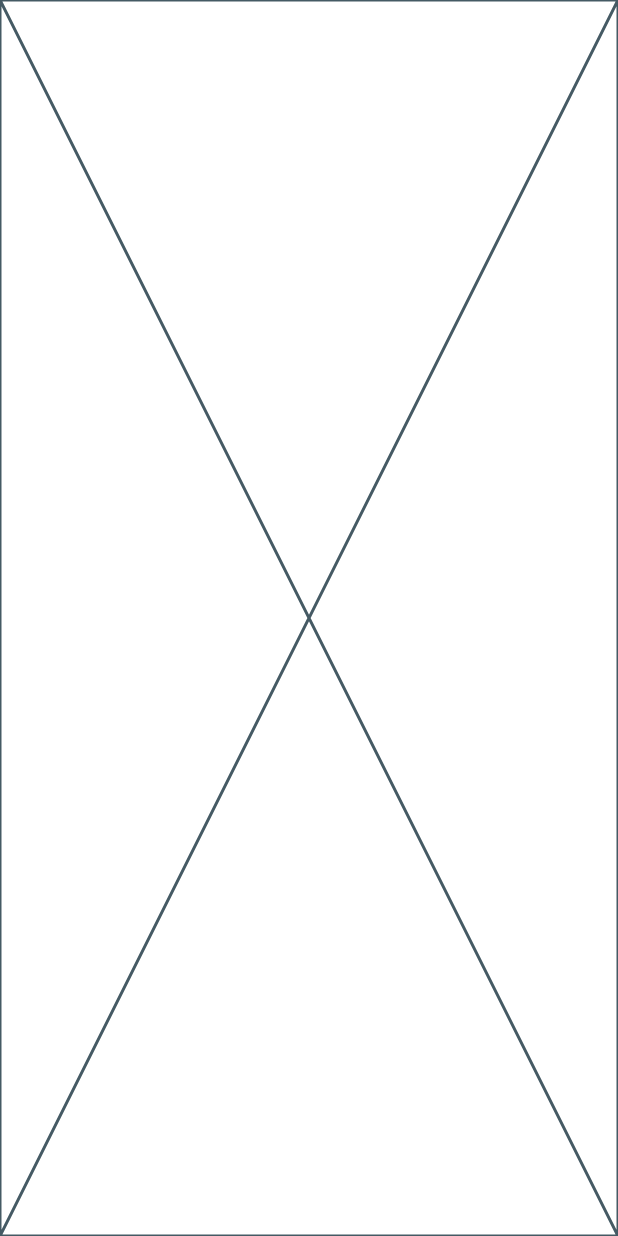
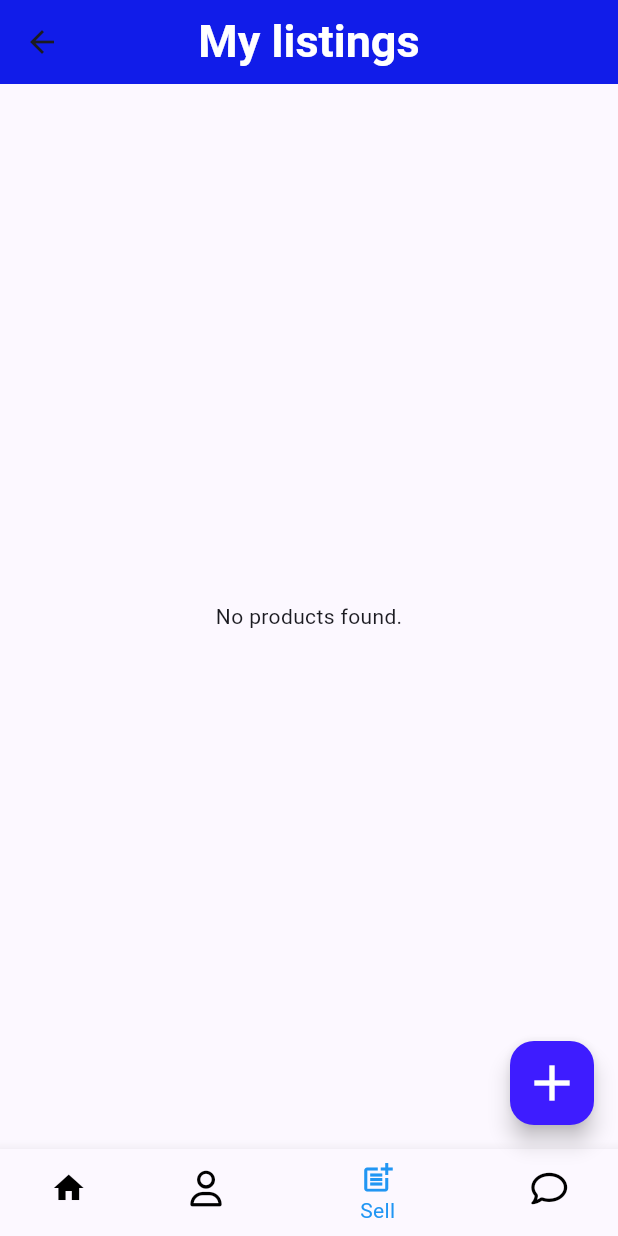
Before and after one commit to Aswindev2023/tradeLoop, a Flutter app: the ProfilePage screen opened directly, item 3 of the bottom bar chosen, on a phone screen of 412 x 824 dp. Run offline on Flutter 3.47's test engine with Material 3 defaults, Android fonts, the phone set to English and light mode, and no system bars; our stand-ins replace bloc, cloud_firestore, equatable, firebase_auth, firebase_core, firebase_storage and 4 more; accounts and stored records are empty; network calls fail.

Commit message:
view listing page implemented

```diff
--- a/lib/main.dart
+++ b/lib/main.dart
@@ -3,6 +3,7 @@ import 'package:flutter/material.dart';
 import 'package:flutter_bloc/flutter_bloc.dart';
 import 'package:trade_loop/presentation/authentication/widgets/auth_state_handler.dart';
 import 'package:trade_loop/presentation/bloc/auth_bloc/auth_bloc_bloc.dart';
+import 'package:trade_loop/presentation/bloc/product_bloc/product_bloc.dart';
 import 'package:trade_loop/presentation/bloc/profile_bloc/profile_bloc.dart';
 import 'package:trade_loop/presentation/navigation/bottom_naviagation_widget.dart';
 import 'package:trade_loop/repositories/auth_services.dart';
@@ -26,6 +27,9 @@ class MyApp extends StatelessWidget {
         ),
         BlocProvider<ProfileBloc>(
           create: (context) => ProfileBloc(),
+        ),
+        BlocProvider<ProductBloc>(
+          create: (context) => ProductBloc(),
         )
       ],
       child: MaterialApp(
--- /dev/null
+++ b/lib/presentation/bloc/product_bloc/product_bloc.dart
@@ -0,0 +1,34 @@
+import 'package:bloc/bloc.dart';
+import 'package:equatable/equatable.dart';
+
+import 'package:trade_loop/presentation/products/model/product_model.dart';
+import 'package:trade_loop/repositories/products_service.dart';
+
+part 'product_event.dart';
+part 'product_state.dart';
+
+class ProductBloc extends Bloc<ProductEvent, ProductState> {
+  final ProductsService _productsService = ProductsService();
+  ProductBloc() : super(ProductInitial()) {
+    on<ProductAdded>((event, emit) async {
+      emit(ProductLoading());
+      try {
+        await _productsService.addProduct(event.newProduct);
+        emit(ProductAddedSuccess(newProduct: event.newProduct));
+      } catch (e) {
+        emit(ProductError(message: 'Failed to add product: $e'));
+      }
+    });
+
+    on<LoadProducts>((event, emit) async {
+      emit(ProductLoading());
+      try {
+        final products =
+            await _productsService.getProductsByUserId(event.userId);
+        emit(ProductsLoaded(products: products));
+      } catch (e) {
+        emit(ProductError(message: 'Failed to load products: $e'));
+      }
+    });
+  }
+}
--- /dev/null
+++ b/lib/presentation/bloc/product_bloc/product_event.dart
@@ -0,0 +1,58 @@
+part of 'product_bloc.dart';
+
+sealed class ProductEvent extends Equatable {
+  const ProductEvent();
+
+  @override
+  List<Object> get props => [];
+}
+
+class ProductPageLoaded extends ProductEvent {
+  final String productId;
+  const ProductPageLoaded({required this.productId});
+
+  @override
+  List<Object> get props => [productId];
+}
+
+class AddProductPressed extends ProductEvent {}
+
+class ProductAdded extends ProductEvent {
+  final ProductModel newProduct;
+  const ProductAdded({required this.newProduct});
+}
+
+class LoadProducts extends ProductEvent {
+  final String userId;
+
+  const LoadProducts({required this.userId});
+
+  @override
+  List<Object> get props => [userId];
+}
+
+class EditProductPressed extends ProductEvent {}
+
+class SaveProductChanges extends ProductEvent {
+  final ProductModel updatedProduct;
+
+  const SaveProductChanges({required this.updatedProduct});
+  @override
+  List<Object> get props => [updatedProduct];
+}
+
+class ProductImagePicked extends ProductEvent {
+  final List<String> imagePaths;
+
+  const ProductImagePicked({required this.imagePaths});
+}
+
+class DeleteProduct extends ProductEvent {
+  final String productId;
+  const DeleteProduct({required this.productId});
+}
+
+class ProductLoadFailed extends ProductEvent {
+  final String errorMessage;
+  const ProductLoadFailed({required this.errorMessage});
+}
--- /dev/null
+++ b/lib/presentation/bloc/product_bloc/product_state.dart
@@ -0,0 +1,48 @@
+part of 'product_bloc.dart';
+
+sealed class ProductState extends Equatable {
+  const ProductState();
+
+  @override
+  List<Object> get props => [];
+}
+
+final class ProductInitial extends ProductState {}
+
+class ProductLoading extends ProductState {}
+
+class ProductsLoaded extends ProductState {
+  final List<ProductModel> products;
+
+  const ProductsLoaded({required this.products});
+
+  @override
+  List<Object> get props => [products];
+}
+
+class ProductAddedSuccess extends ProductState {
+  final ProductModel newProduct;
+
+  const ProductAddedSuccess({required this.newProduct});
+
+  @override
+  List<Object> get props => [newProduct];
+}
+
+class ProductDeletedSuccess extends ProductState {
+  final String productId;
+
+  const ProductDeletedSuccess({required this.productId});
+
+  @override
+  List<Object> get props => [productId];
+}
+
+class ProductError extends ProductState {
+  final String message;
+
+  const ProductError({required this.message});
+
+  @override
+  List<Object> get props => [message];
+}
--- a/lib/presentation/navigation/navigation_service.dart
+++ b/lib/presentation/navigation/navigation_service.dart
@@ -1,5 +1,6 @@
 import 'package:flutter/material.dart';
 import 'package:trade_loop/main.dart';
+import 'package:trade_loop/presentation/products/screens/view_listings.dart';
 import 'package:trade_loop/presentation/profile/screens/profile_page.dart';
 
 class NavigationService {
@@ -23,7 +24,7 @@ class NavigationService {
   static void navigateToListingPage(BuildContext context) {
     Navigator.pushReplacement(
       context,
-      MaterialPageRoute(builder: (context) => const Placeholder()),
+      MaterialPageRoute(builder: (context) => ViewListings()),
     );
   }
 
--- /dev/null
+++ b/lib/presentation/products/model/product_model.dart
@@ -0,0 +1,91 @@
+class ProductModel {
+  final String? productId;
+  final String name;
+  final String description;
+  final String price;
+  final String condition;
+  final String datePosted;
+  final bool isAvailable;
+  final List<String> imageUrls;
+  final List<String> tags;
+  final String sellerId;
+  final double latitude;
+  final double longitude;
+
+  ProductModel({
+    this.productId,
+    required this.name,
+    required this.description,
+    required this.condition,
+    required this.price,
+    required this.datePosted,
+    required this.isAvailable,
+    required this.imageUrls,
+    required this.tags,
+    required this.sellerId,
+    required this.latitude,
+    required this.longitude,
+  });
+  ProductModel copyWith({
+    String? productId,
+    String? name,
+    String? description,
+    String? price,
+    String? condition,
+    String? datePosted,
+    bool? isAvailable,
+    List<String>? imageUrls,
+    List<String>? tags,
+    String? sellerId,
+    double? latitude,
+    double? longitude,
+  }) {
+    return ProductModel(
+      productId: productId ?? this.productId,
+      name: name ?? this.name,
+      description: description ?? this.description,
+      price: price ?? this.price,
+      condition: condition ?? this.condition,
+      datePosted: datePosted ?? this.datePosted,
+      isAvailable: isAvailable ?? this.isAvailable,
+      imageUrls: imageUrls ?? this.imageUrls,
+      tags: tags ?? this.tags,
+      sellerId: sellerId ?? this.sellerId,
+      latitude: latitude ?? this.latitude,
+      longitude: longitude ?? this.longitude,
+    );
+  }
+
+  Map<String, dynamic> toJson() {
+    return {
+      'productId': productId,
+      'name': name,
+      'description': description,
+      'price': price,
+      'condition': condition,
+      'datePosted': datePosted,
+      'isAvailable': isAvailable,
+      'tags': tags,
+      'sellerId': sellerId,
+      'latitude': latitude,
+      'longitude': longitude,
+    };
+  }
+
+  factory ProductModel.fromJson(Map<String, dynamic> json) {
+    return ProductModel(
+      productId: json['productId'] as String?,
+      name: json['name'] as String,
+      description: json['description'] as String,
+      condition: json['condition'] as String,
+      price: json['price'] as String,
+      datePosted: json['datePosted'] as String,
+      isAvailable: json['isAvailable'] as bool,
+      imageUrls: json['imageUrls'] as List<String>,
+      tags: json['tags'] as List<String>,
+      sellerId: json['sellerId'] as String,
+      latitude: json['latitude'] as double,
+      longitude: json['longitude'] as double,
+    );
+  }
+}
--- /dev/null
+++ b/lib/presentation/products/screens/view_listings.dart
@@ -0,0 +1,81 @@
+import 'package:firebase_auth/firebase_auth.dart';
+import 'package:flutter/material.dart';
+import 'package:flutter_bloc/flutter_bloc.dart';
+import 'package:trade_loop/presentation/bloc/product_bloc/product_bloc.dart';
+import 'package:trade_loop/presentation/navigation/bottom_naviagation_widget.dart';
+
+class ViewListings extends StatelessWidget {
+  final int selectedIndex = 2;
+  final userId = FirebaseAuth.instance.currentUser?.uid;
+  ViewListings({super.key});
+
+  @override
+  Widget build(BuildContext context) {
+    BlocProvider.of<ProductBloc>(context).add(LoadProducts(userId: userId!));
+    return Scaffold(
+      appBar: AppBar(
+        centerTitle: true,
+        backgroundColor: const Color.fromARGB(255, 17, 28, 233),
+        title: const Text(
+          'My listings',
+          style: TextStyle(
+            color: Colors.white,
+            fontSize: 30,
+            fontWeight: FontWeight.bold,
+          ),
+        ),
+      ),
+      body: Padding(
+        padding: const EdgeInsets.all(8.0),
+        child: BlocBuilder<ProductBloc, ProductState>(
+          builder: (context, state) {
+            if (state is ProductLoading) {
+              return const Center(child: CircularProgressIndicator());
+            } else if (state is ProductsLoaded) {
+              final products = state.products;
+              if (products.isEmpty) {
+                return const Center(child: Text("No products found."));
+              }
+              return ListView.separated(
+                itemCount: products.length,
+                separatorBuilder: (context, index) => const Divider(),
+                itemBuilder: (context, index) {
+                  final product = products[index];
+
+                  return ListTile(
+                    leading: CircleAvatar(
+                      backgroundImage: product.imageUrls.isNotEmpty
+                          ? NetworkImage(product.imageUrls.first)
+                          : const AssetImage('images/profile-user.png')
+                              as ImageProvider,
+                    ),
+                    title: Text(product.name),
+                    trailing: IconButton(
+                      icon: const Icon(Icons.arrow_forward),
+                      onPressed: () {},
+                    ),
+                  );
+                },
+              );
+            } else if (state is ProductError) {
+              return Center(child: Text(state.message));
+            } else {
+              return const Center(child: Text('No Products Listed '));
+            }
+          },
+        ),
+      ),
+      floatingActionButton: FloatingActionButton(
+        onPressed: () {},
+        backgroundColor: const Color.fromARGB(255, 62, 28, 255),
+        child: const Icon(
+          Icons.add,
+          color: Colors.white,
+          size: 40,
+        ),
+      ),
+      bottomNavigationBar:
+          BottomNavigationBarWidget(selectedIndex: selectedIndex),
+    );
+  }
+}
```
Also changed, not shown: lib/presentation/products/widgets/product_image_picker.dart (added, +48 -0 lines), lib/presentation/profile/screens/profile_page.dart (+16 -7 lines), lib/presentation/profile/screens/view_and_edit_page.dart (+19 -0 lines), lib/presentation/profile/widgets/profile_page_validation.dart (added, +21 -0 lines), lib/repositories/product_image_upload_service.dart (added, +39 -0 lines), lib/repositories/products_service.dart (added, +32 -0 lines), images/profile-user.png (added).
